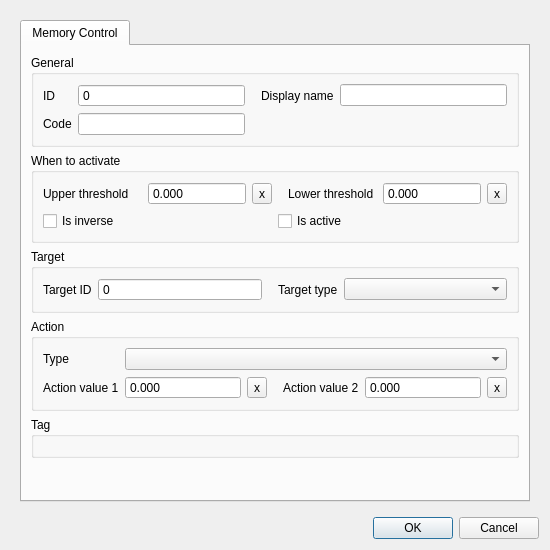
nens/threedi-schematisation-editor, file threedi_schematisation_editor/forms/ui/memory_control.ui: the form before one commit.
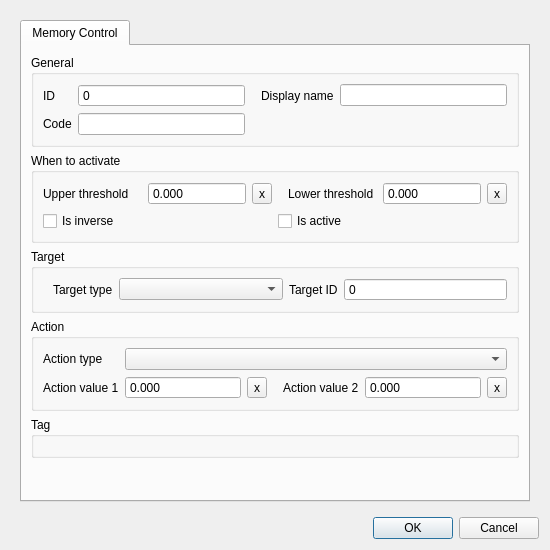
The form after the commit.

Commit message: Details in the structure control attribute forms

Diff of the .ui file:
```diff
--- a/threedi_schematisation_editor/forms/ui/memory_control.ui
+++ b/threedi_schematisation_editor/forms/ui/memory_control.ui
@@ -294,7 +294,7 @@
                  <set>Qt::ImhNone</set>
                 </property>
                 <property name="text">
-                 <string>Type</string>
+                 <string>Action type</string>
                 </property>
                 <property name="alignment">
                  <set>Qt::AlignLeading|Qt::AlignLeft|Qt::AlignVCenter</set>
@@ -388,7 +388,7 @@
               <string>Target</string>
              </property>
              <layout class="QGridLayout" name="gridLayout_4">
-              <item row="0" column="0">
+              <item row="0" column="2">
                <widget class="QLabel" name="label_7">
                 <property name="locale">
                  <locale language="English" country="UnitedStates"/>
@@ -401,7 +401,7 @@
                 </property>
                </widget>
               </item>
-              <item row="0" column="1">
+              <item row="0" column="3">
                <widget class="QSpinBox" name="target_id">
                 <property name="sizePolicy">
                  <sizepolicy hsizetype="Expanding" vsizetype="Fixed">
@@ -432,7 +432,7 @@
                 </property>
                </widget>
               </item>
-              <item row="0" column="2">
+              <item row="0" column="0">
                <widget class="QLabel" name="label_16">
                 <property name="locale">
                  <locale language="English" country="UnitedStates"/>
@@ -448,7 +448,7 @@
                 </property>
                </widget>
               </item>
-              <item row="0" column="3">
+              <item row="0" column="1">
                <widget class="QComboBox" name="target_type">
                 <property name="sizePolicy">
                  <sizepolicy hsizetype="MinimumExpanding" vsizetype="Fixed">
```
The commit also changes 3 other files.
